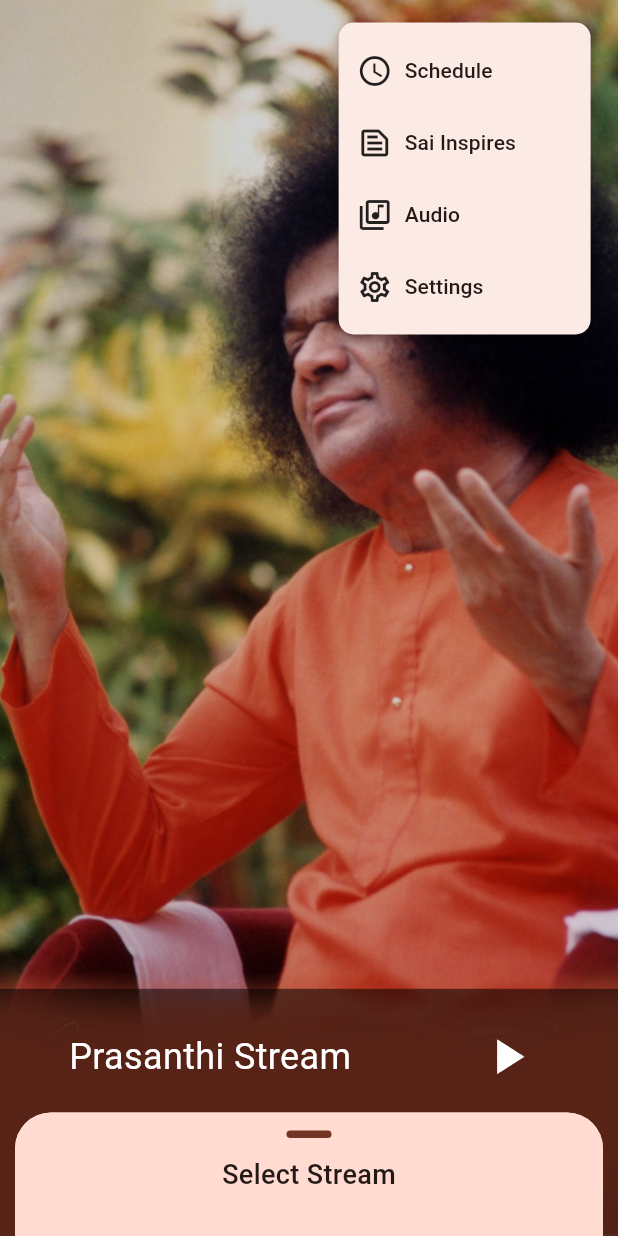
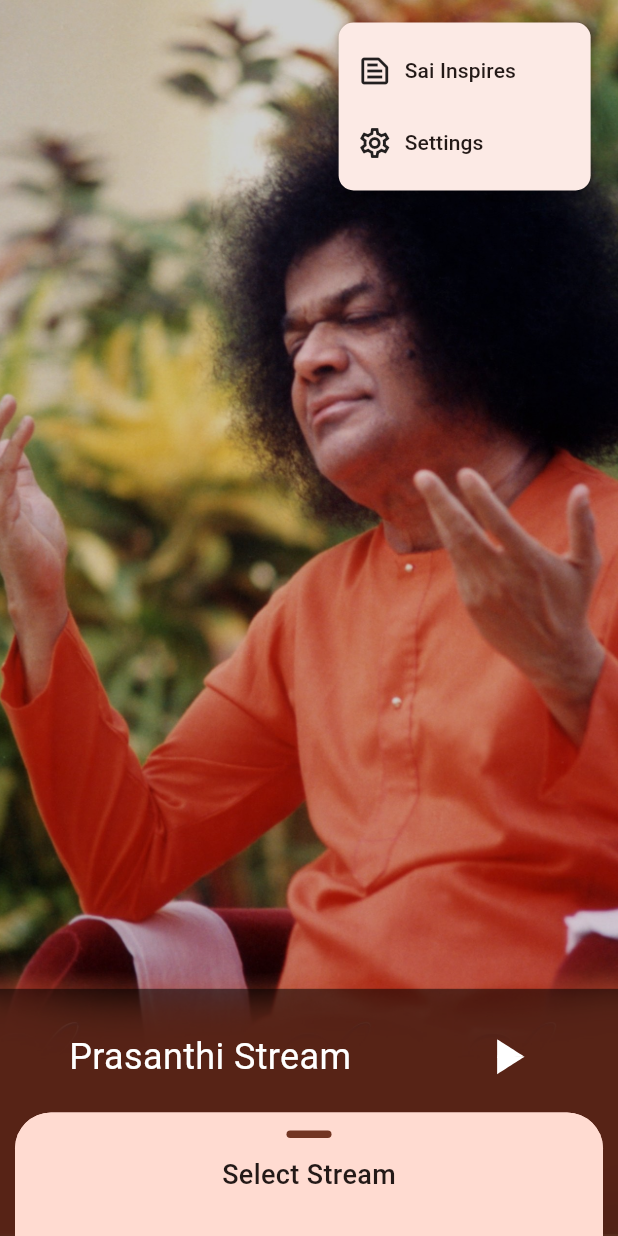
Before and after one commit to immadisairaj/radiosai, a Flutter app: the screen it shows after launch, after a tap on the "more vert" icon, on a phone screen of 412 x 824 dp. Run offline on Flutter 3.47's test engine with Material 2 defaults, Android fonts, the phone set to English and light mode, and no system bars; drawn by our look-alikes of sliding_up_panel; our stand-ins replace audio_service, audio_video_progress_bar, cached_network_image, flutter_cache_manager, gallery_saver, get_it and 10 more.

Commit message:
disable schedule, search and audio archive
The backend has changed and these have to be changed in order to be
functional again. So, disabling these 3 sections for now.

```diff
--- a/lib/constants/constants.dart
+++ b/lib/constants/constants.dart
@@ -41,9 +41,9 @@ class MyConstants extends InheritedWidget {
 
   /// The list of items in the top menu bar
   final Map<dynamic, String> menuTitles = const {
-    MenuNavigation.schedule: 'Schedule',
+    // MenuNavigation.schedule: 'Schedule',
     MenuNavigation.saiInspires: 'Sai Inspires',
-    MenuNavigation.audio: 'Audio',
+    // MenuNavigation.audio: 'Audio',
     MenuNavigation.settings: 'Settings',
   };
 
--- a/lib/widgets/top_menu.dart
+++ b/lib/widgets/top_menu.dart
@@ -8,7 +8,6 @@ import 'package:radiosai/helper/navigator_helper.dart';
 import 'package:radiosai/screens/audio_archive/audio_archive.dart';
 import 'package:radiosai/screens/radio_schedule/radio_schedule.dart';
 import 'package:radiosai/screens/sai_inspires/sai_inspires.dart';
-import 'package:radiosai/screens/search/search.dart';
 import 'package:radiosai/screens/settings/settings.dart';
 
 /// Top Menu - menu bar to show in base page
@@ -40,30 +39,30 @@ class _TopMenu extends State<TopMenu> {
           mainAxisSize: MainAxisSize.min,
           crossAxisAlignment: CrossAxisAlignment.center,
           children: [
-            Material(
-              color: Colors.transparent,
-              child: IconButton(
-                icon: Icon((Platform.isAndroid)
-                    ? Icons.search_outlined
-                    : CupertinoIcons.search),
-                splashRadius: 24,
-                iconSize: 30,
-                tooltip: 'Search Radio Sai',
-                color: Colors.white,
-                onPressed: () {
-                  Navigator.push(
-                      context,
-                      PageRouteBuilder(
-                        pageBuilder: (context, anim1, anim2) => const Search(),
-                        transitionsBuilder: (context, anim1, anim2, child) =>
-                            FadeTransition(opacity: anim1, child: child),
-                        transitionDuration: const Duration(milliseconds: 300),
-                      ));
-                  // Navigator.push(context,
-                  //     MaterialPageRoute(builder: (context) => Search()));
-                },
-              ),
-            ),
+            // Material(
+            //   color: Colors.transparent,
+            //   child: IconButton(
+            //     icon: Icon((Platform.isAndroid)
+            //         ? Icons.search_outlined
+            //         : CupertinoIcons.search),
+            //     splashRadius: 24,
+            //     iconSize: 30,
+            //     tooltip: 'Search Radio Sai',
+            //     color: Colors.white,
+            //     onPressed: () {
+            //       Navigator.push(
+            //           context,
+            //           PageRouteBuilder(
+            //             pageBuilder: (context, anim1, anim2) => const Search(),
+            //             transitionsBuilder: (context, anim1, anim2, child) =>
+            //                 FadeTransition(opacity: anim1, child: child),
+            //             transitionDuration: const Duration(milliseconds: 300),
+            //           ));
+            //       // Navigator.push(context,
+            //       //     MaterialPageRoute(builder: (context) => Search()));
+            //     },
+            //   ),
+            // ),
             ClipRRect(
               borderRadius: BorderRadius.circular(24),
               child: Material(
```
